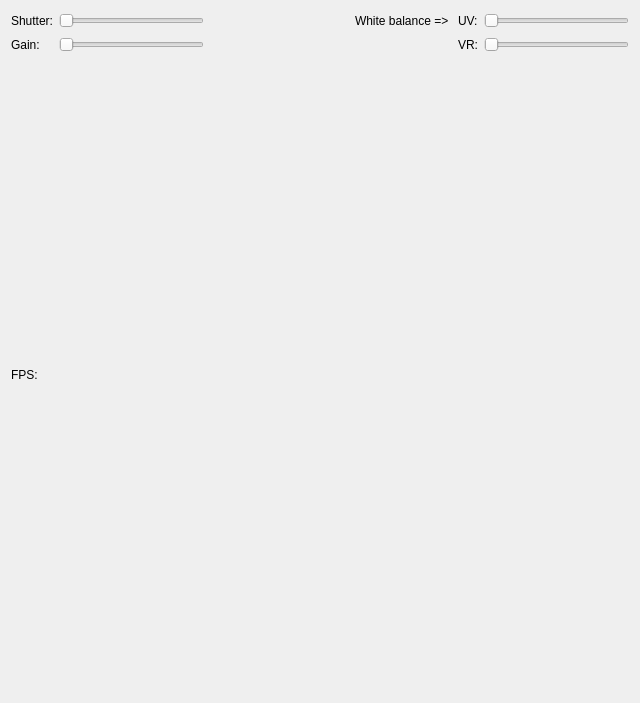
Qt form videodialog.ui (MJAS1/vidman) before a commit.
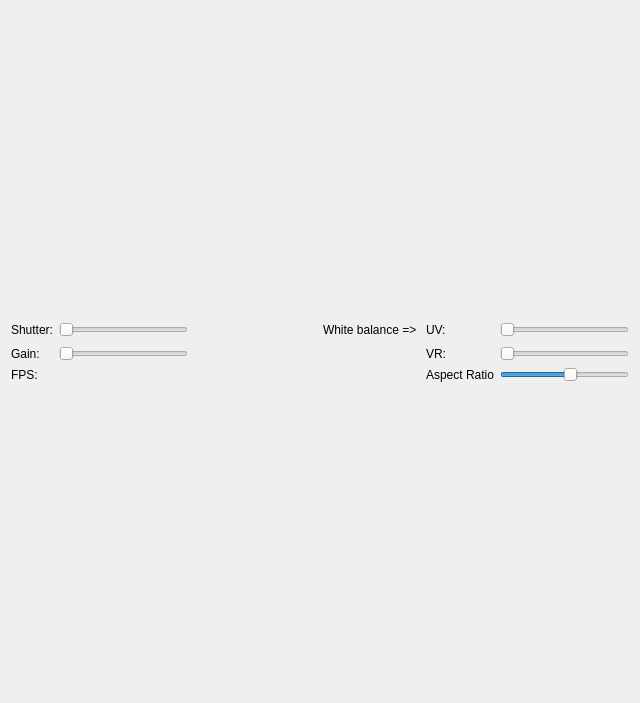
The same form after that commit.

What changed in the file:
```diff
--- a/videodialog.ui
+++ b/videodialog.ui
@@ -105,6 +105,29 @@
        </property>
       </widget>
      </item>
+     <item row="2" column="5">
+      <widget class="QSlider" name="widthSlider">
+       <property name="minimum">
+        <number>200</number>
+       </property>
+       <property name="maximum">
+        <number>1000</number>
+       </property>
+       <property name="value">
+        <number>640</number>
+       </property>
+       <property name="orientation">
+        <enum>Qt::Horizontal</enum>
+       </property>
+      </widget>
+     </item>
+     <item row="2" column="4">
+      <widget class="QLabel" name="aspectRatioLAbel">
+       <property name="text">
+        <string>Aspect Ratio</string>
+       </property>
+      </widget>
+     </item>
     </layout>
    </item>
   </layout>
```
Left out of the diff: 17 changed lines with no effect on the pictures.
